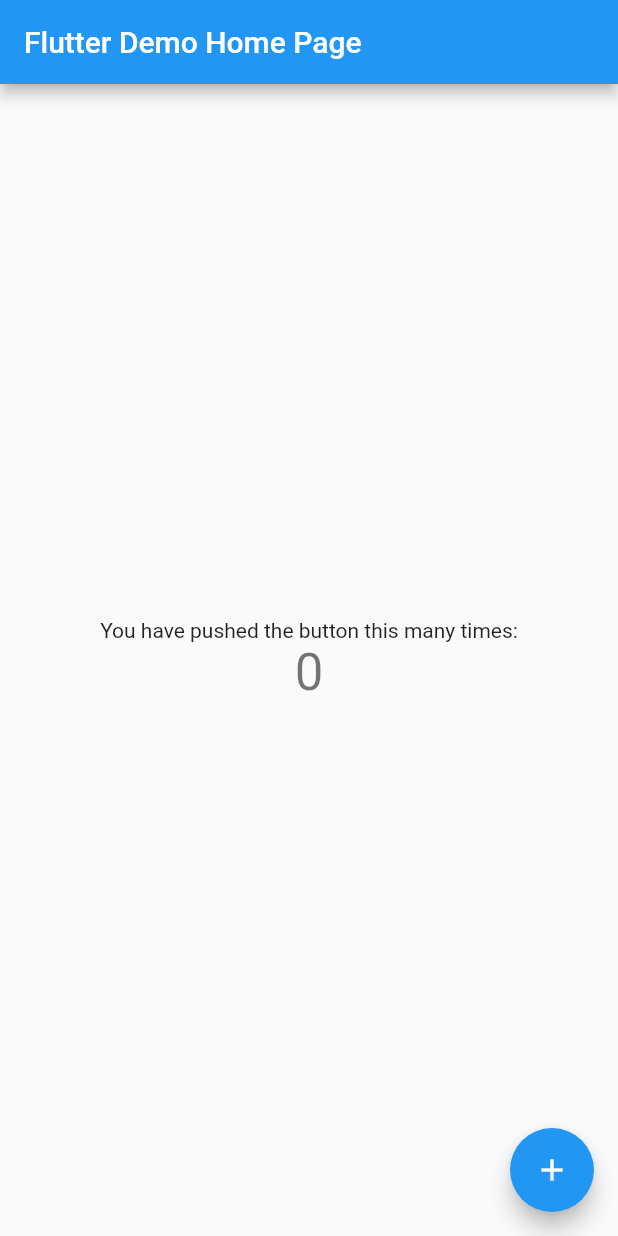
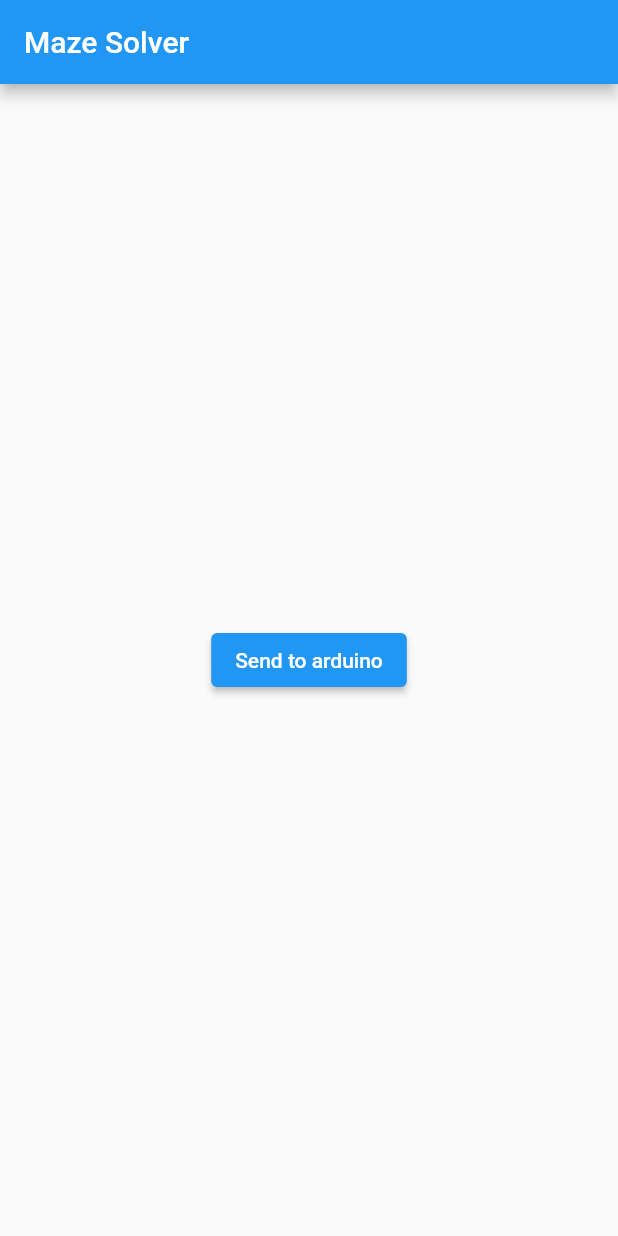
Before and after one commit to Ahmed-H300/Carcotech, a Flutter app: the screen it shows after launch, on a phone screen of 412 x 824 dp. Run offline on Flutter 3.47's test engine with Material 2 defaults, Android fonts, the phone set to English and light mode, and no system bars; our stand-ins replace flutter_bluetooth_serial.

Commit message:
Initial maze feedback mobile app files

```diff
--- /dev/null
+++ b/maze_feedback/lib/home.dart
@@ -0,0 +1,49 @@
+import 'package:flutter/material.dart';
+import 'package:flutter_bluetooth_serial/flutter_bluetooth_serial.dart';
+
+class MyHomePage extends StatefulWidget {
+  const MyHomePage({super.key});
+
+  @override
+  State<MyHomePage> createState() => _MyHomePageState();
+}
+
+class _MyHomePageState extends State<MyHomePage> {
+  Widget mainbody() {
+    return Center(
+      child: Column(
+        mainAxisAlignment: MainAxisAlignment.center,
+        children: [
+          ElevatedButton(
+              onPressed: () => sendToArduino(),
+              child: const Text('Send to arduino'))
+        ],
+      ),
+    );
+  }
+
+  sendToArduino() {}
+
+  @override
+  Widget build(BuildContext context) {
+    return Scaffold(
+      appBar: AppBar(
+        title: const Text('Maze Solver'),
+      ),
+      body: FutureBuilder(
+          future: FlutterBluetoothSerial.instance.requestEnable(),
+          builder: (context, future) {
+            if (future.connectionState == ConnectionState.waiting) {
+              return const Center(
+                child: Icon(
+                  Icons.bluetooth_disabled,
+                  size: 200,
+                ),
+              );
+            } else {
+              return mainbody();
+            }
+          }),
+    );
+  }
+}
--- a/maze_feedback/lib/main.dart
+++ b/maze_feedback/lib/main.dart
@@ -1,4 +1,5 @@
 import 'package:flutter/material.dart';
+import 'package:maze_feedback/home.dart';
 
 void main() {
   runApp(const MyApp());
@@ -9,61 +10,11 @@
   @override
   Widget build(BuildContext context) {
     return MaterialApp(
-      title: 'Flutter Demo',
+      title: 'Maze Solver',
       theme: ThemeData(
         primarySwatch: Colors.blue,
       ),
-      home: const MyHomePage(title: 'Flutter Demo Home Page'),
+      home: const MyHomePage(),
     );
   }
 }
-
-class MyHomePage extends StatefulWidget {
-  const MyHomePage({super.key, required this.title});
-
-  final String title;
-
-  @override
-  State<MyHomePage> createState() => _MyHomePageState();
-}
-
-class _MyHomePageState extends State<MyHomePage> {
-  int _counter = 0;
-
-  void _incrementCounter() {
-    setState(() {
-      _counter++;
-    });
-  }
-
-  @override
-  Widget build(BuildContext context) {
-
-    return Scaffold(
-      appBar: AppBar(
-        title: Text(widget.title),
-      ),
-      body: Center(
-
-        child: Column(
-
-          mainAxisAlignment: MainAxisAlignment.center,
-          children: <Widget>[
-            const Text(
-              'You have pushed the button this many times:',
-            ),
-            Text(
-              '$_counter',
-              style: Theme.of(context).textTheme.headline4,
-            ),
-          ],
-        ),
-      ),
-      floatingActionButton: FloatingActionButton(
-        onPressed: _incrementCounter,
-        tooltip: 'Increment',
-        child: const Icon(Icons.add),
-      ),
-    );
-  }
-}
```
Also changed, not shown: maze_feedback/pubspec.yaml (+4 -12 lines), maze_feedback/pubspec.lock, 1 other file.
